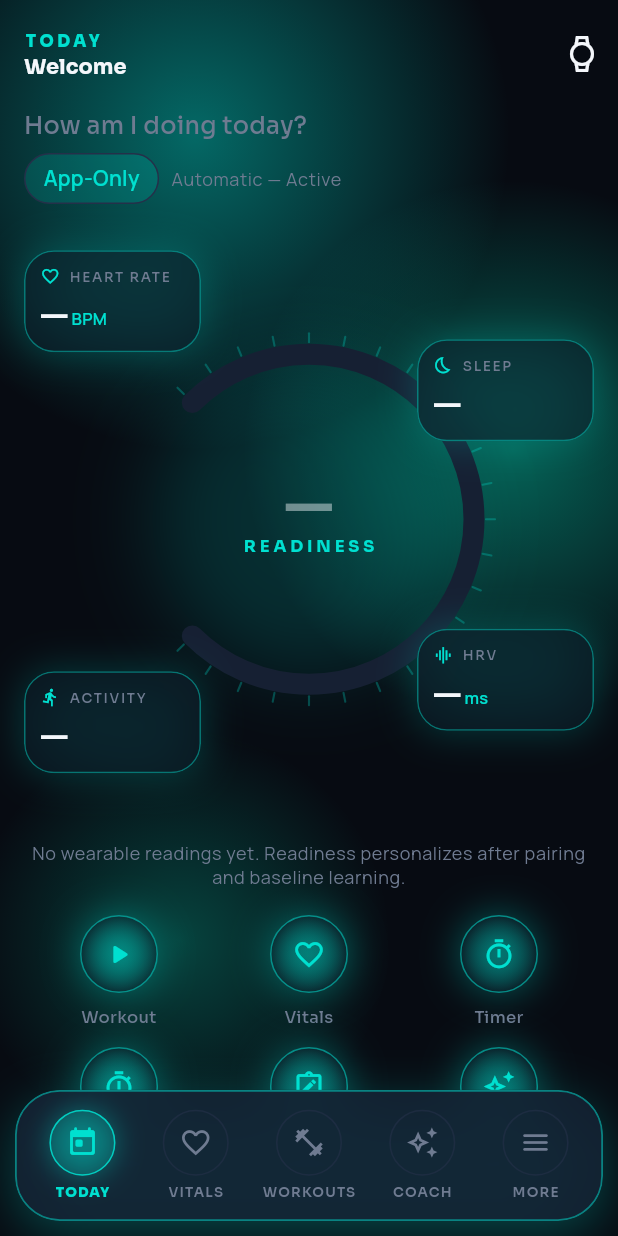
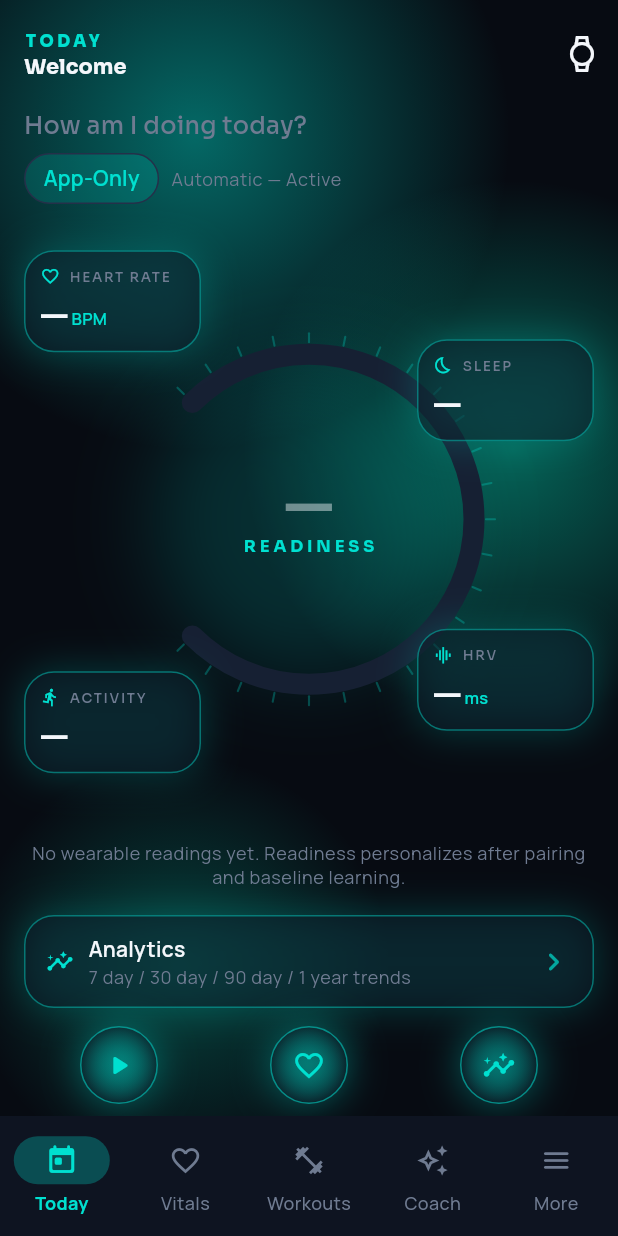
Before and after one commit to hkendale16-create/Vytal-Tek-2, a Flutter app: the ActivityPickerScreen screen opened by its route, after a tap on "Walking", after a tap on "I already have my device", on a phone screen of 412 x 824 dp. Run offline on Flutter 3.47's test engine with Material 3 defaults, Android fonts, the phone set to English and light mode, and no system bars; our stand-ins replace flutter_riverpod, go_router, google_fonts, in_app_purchase, permission_handler, shared_preferences; missing offline and left inert: in_app_purchase_android; accounts and stored records are empty.

Commit message:
Fix Home taps: Analytics on Today and clickable tabs
Glass BackdropFilter was eating pointer events, so Home cards and the dock did not open anything. Remove the filter, use a real NavigationBar, and add an Analytics control on Today that opens /analytics.

Co-authored-by: hkendale16-create <hkendale16-create@users.noreply.github.com>

```diff
--- a/apps/mobile/lib/features/shared/health_ui.dart
+++ b/apps/mobile/lib/features/shared/health_ui.dart
@@ -1,5 +1,4 @@
 import 'dart:math' as math;
-import 'dart:ui';
 
 import 'package:flutter/material.dart';
 
@@ -31,6 +30,10 @@ class GlassPanel extends StatelessWidget {
     return Container(
       decoration: BoxDecoration(
         borderRadius: BorderRadius.circular(20),
+        color: extras.glassFill,
+        border: Border.all(
+          color: edge.withValues(alpha: isDark ? 0.45 : 0.28),
+        ),
         boxShadow: [
           if (glow || isDark)
             BoxShadow(
@@ -46,23 +49,8 @@ class GlassPanel extends StatelessWidget {
             ),
         ],
       ),
-      child: ClipRRect(
-        borderRadius: BorderRadius.circular(20),
-        child: BackdropFilter(
-          filter: ImageFilter.blur(sigmaX: isDark ? 18 : 10, sigmaY: isDark ? 18 : 10),
-          child: Container(
       padding: padding,
-            decoration: BoxDecoration(
-              color: extras.glassFill,
-              borderRadius: BorderRadius.circular(20),
-              border: Border.all(
-                color: edge.withValues(alpha: isDark ? 0.45 : 0.28),
-              ),
-            ),
       child: child,
-          ),
-        ),
-      ),
     );
   }
 }
@@ -263,9 +251,9 @@ class _HudOrb extends StatelessWidget {
   @override
   Widget build(BuildContext context) {
     final extras = context.vytalExtras;
-    return InkWell(
+    return GestureDetector(
+      behavior: HitTestBehavior.opaque,
       onTap: action.onTap,
-      borderRadius: BorderRadius.circular(28),
       child: Column(
         children: [
           Container(
@@ -368,13 +356,10 @@ class HudStrip extends StatelessWidget {
       ),
     );
     if (onTap == null) return child;
-    return Material(
-      color: Colors.transparent,
-      child: InkWell(
+    return GestureDetector(
+      behavior: HitTestBehavior.opaque,
       onTap: onTap,
-        borderRadius: BorderRadius.circular(20),
       child: child,
-      ),
     );
   }
 }
@@ -470,13 +455,10 @@ class ReadinessGauge extends StatelessWidget {
       ),
     );
     if (onTap == null) return gauge;
-    return Material(
-      color: Colors.transparent,
-      child: InkWell(
-        customBorder: const CircleBorder(),
+    return GestureDetector(
+      behavior: HitTestBehavior.opaque,
       onTap: onTap,
       child: gauge,
-      ),
     );
   }
 }
@@ -730,13 +712,10 @@ class MetricHudTile extends StatelessWidget {
       ),
     );
     if (onTap == null) return panel;
-    return Material(
-      color: Colors.transparent,
-      child: InkWell(
-        borderRadius: BorderRadius.circular(20),
+    return GestureDetector(
+      behavior: HitTestBehavior.opaque,
       onTap: onTap,
       child: panel,
-      ),
     );
   }
 }
--- a/apps/mobile/lib/features/shell/app_shell.dart
+++ b/apps/mobile/lib/features/shell/app_shell.dart
@@ -1,40 +1,10 @@
 import 'package:flutter/material.dart';
 import 'package:go_router/go_router.dart';
-
-import 'vytal_hud_dock.dart';
 
 class AppShell extends StatelessWidget {
   const AppShell({super.key, required this.navigationShell});
 
   final StatefulNavigationShell navigationShell;
-
-  static const destinations = [
-    VytalHudDestination(
-      icon: Icons.today_outlined,
-      selectedIcon: Icons.today_rounded,
-      label: 'Today',
-    ),
-    VytalHudDestination(
-      icon: Icons.favorite_outline,
-      selectedIcon: Icons.favorite_rounded,
-      label: 'Vitals',
-    ),
-    VytalHudDestination(
-      icon: Icons.fitness_center_outlined,
-      selectedIcon: Icons.fitness_center_rounded,
-      label: 'Workouts',
-    ),
-    VytalHudDestination(
-      icon: Icons.auto_awesome_outlined,
-      selectedIcon: Icons.auto_awesome,
-      label: 'Coach',
-    ),
-    VytalHudDestination(
-      icon: Icons.menu_rounded,
-      selectedIcon: Icons.menu_open_rounded,
-      label: 'More',
-    ),
-  ];
 
   void _onTap(int index) {
     navigationShell.goBranch(
@@ -47,14 +17,37 @@ class AppShell extends StatelessWidget {
   Widget build(BuildContext context) {
     return Scaffold(
       body: navigationShell,
-      bottomNavigationBar: ColoredBox(
-        color: Theme.of(context).scaffoldBackgroundColor,
-        child: VytalHudDock(
-          key: const Key('vytal-hud-dock'),
-          index: navigationShell.currentIndex,
-          onSelect: _onTap,
-          destinations: destinations,
-        ),
+      bottomNavigationBar: NavigationBar(
+        key: const Key('vytal-hud-dock'),
+        selectedIndex: navigationShell.currentIndex,
+        onDestinationSelected: _onTap,
+        destinations: const [
+          NavigationDestination(
+            icon: Icon(Icons.today_outlined),
+            selectedIcon: Icon(Icons.today_rounded),
+            label: 'Today',
+          ),
+          NavigationDestination(
+            icon: Icon(Icons.favorite_outline),
+            selectedIcon: Icon(Icons.favorite_rounded),
+            label: 'Vitals',
+          ),
+          NavigationDestination(
+            icon: Icon(Icons.fitness_center_outlined),
+            selectedIcon: Icon(Icons.fitness_center_rounded),
+            label: 'Workouts',
+          ),
+          NavigationDestination(
+            icon: Icon(Icons.auto_awesome_outlined),
+            selectedIcon: Icon(Icons.auto_awesome),
+            label: 'Coach',
+          ),
+          NavigationDestination(
+            icon: Icon(Icons.menu_rounded),
+            selectedIcon: Icon(Icons.menu_open_rounded),
+            label: 'More',
+          ),
+        ],
       ),
     );
   }
--- a/apps/mobile/lib/features/shell/vytal_hud_dock.dart
+++ /dev/null
@@ -1,157 +0,0 @@
-import 'dart:ui';
-
-import 'package:flutter/material.dart';
-
-import '../../core/theme/vytal_colors.dart';
-import '../../core/theme/vytal_theme.dart';
-
-class VytalHudDestination {
-  const VytalHudDestination({
-    required this.icon,
-    required this.selectedIcon,
-    required this.label,
-  });
-
-  final IconData icon;
-  final IconData selectedIcon;
-  final String label;
-}
-
-/// Floating glass dock so the 5 product tabs cannot be mistaken for
-/// Material Home / Activity / Sleep / Insights / Profile.
-class VytalHudDock extends StatelessWidget {
-  const VytalHudDock({
-    super.key,
-    required this.index,
-    required this.onSelect,
-    required this.destinations,
-  });
-
-  final int index;
-  final ValueChanged<int> onSelect;
-  final List<VytalHudDestination> destinations;
-
-  @override
-  Widget build(BuildContext context) {
-    final extras = context.vytalExtras;
-    final isDark = Theme.of(context).brightness == Brightness.dark;
-    return Material(
-      color: Colors.transparent,
-      child: Padding(
-        padding: const EdgeInsets.fromLTRB(10, 0, 10, 10),
-        child: DecoratedBox(
-          decoration: BoxDecoration(
-            borderRadius: BorderRadius.circular(30),
-            boxShadow: [
-              BoxShadow(
-                color: VytalColors.teal.withValues(alpha: isDark ? 0.28 : 0.14),
-                blurRadius: 28,
-                offset: const Offset(0, 8),
-              ),
-            ],
-          ),
-          child: ClipRRect(
-            borderRadius: BorderRadius.circular(30),
-            child: BackdropFilter(
-              filter: ImageFilter.blur(sigmaX: 22, sigmaY: 22),
-              child: Container(
-                decoration: BoxDecoration(
-                  color: extras.elevated.withValues(alpha: isDark ? 0.78 : 0.92),
-                  borderRadius: BorderRadius.circular(30),
-                  border: Border.all(
-                    color: VytalColors.teal.withValues(alpha: isDark ? 0.5 : 0.35),
-                    width: 1.2,
-                  ),
-                ),
-                padding: const EdgeInsets.fromLTRB(6, 8, 6, 8),
-                child: Row(
-                  children: [
-                    for (var i = 0; i < destinations.length; i++)
-                      Expanded(
-                        child: _DockItem(
-                          destination: destinations[i],
-                          selected: i == index,
-                          onTap: () => onSelect(i),
-                        ),
-                      ),
-                  ],
-                ),
-              ),
-            ),
-          ),
-        ),
-      ),
-    );
-  }
-}
-
-class _DockItem extends StatelessWidget {
-  const _DockItem({
-    required this.destination,
-    required this.selected,
-    required this.onTap,
-  });
-
-  final VytalHudDestination destination;
-  final bool selected;
-  final VoidCallback onTap;
-
-  @override
-  Widget build(BuildContext context) {
-    final extras = context.vytalExtras;
-    final color = selected ? VytalColors.teal : extras.textMuted;
-    return InkWell(
-      onTap: onTap,
-      borderRadius: BorderRadius.circular(22),
-      child: Padding(
-        padding: const EdgeInsets.symmetric(vertical: 4),
-        child: Column(
-          mainAxisSize: MainAxisSize.min,
-          children: [
-            AnimatedContainer(
-              duration: const Duration(milliseconds: 180),
-              width: 44,
-              height: 44,
-              decoration: BoxDecoration(
-                shape: BoxShape.circle,
-                color: selected
-                    ? VytalColors.teal.withValues(alpha: 0.16)
-                    : Colors.transparent,
-                border: Border.all(
-                  color: selected
-                      ? VytalColors.teal.withValues(alpha: 0.85)
-                      : extras.border.withValues(alpha: 0.6),
-                ),
-                boxShadow: selected
-                    ? [
-                        BoxShadow(
-                          color: VytalColors.teal.withValues(alpha: 0.4),
-                          blurRadius: 16,
-                        ),
-                      ]
-                    : null,
-              ),
-              child: Icon(
-                selected ? destination.selectedIcon : destination.icon,
-                color: color,
-                size: 22,
-              ),
-            ),
-            const SizedBox(height: 4),
-            Text(
-              destination.label.toUpperCase(),
-              maxLines: 1,
-              overflow: TextOverflow.ellipsis,
-              style: Theme.of(context).textTheme.labelSmall?.copyWith(
-                    color: color,
-                    fontWeight: selected ? FontWeight.w800 : FontWeight.w600,
-                    letterSpacing: 0.8,
-                    fontSize: 9,
-                  ),
-            ),
-          ],
-        ),
-      ),
-    );
-  }
-}
--- a/apps/mobile/lib/features/today/today_screen.dart
+++ b/apps/mobile/lib/features/today/today_screen.dart
@@ -227,6 +227,13 @@ class TodayScreen extends ConsumerWidget {
                             ),
                           ),
                           const SizedBox(height: 18),
+                          HudStrip(
+                            icon: Icons.insights_outlined,
+                            title: 'Analytics',
+                            subtitle: '7 day / 30 day / 90 day / 1 year trends',
+                            onTap: () => context.push('/analytics'),
+                          ),
+                          const SizedBox(height: 12),
                           HudActionRail(
                             actions: [
                               HudAction(
@@ -240,6 +247,11 @@ class TodayScreen extends ConsumerWidget {
                                 onTap: () => context.go('/vitals'),
                               ),
                               HudAction(
+                                icon: Icons.insights_outlined,
+                                label: 'Analytics',
+                                onTap: () => context.push('/analytics'),
+                              ),
+                              HudAction(
                                 icon: Icons.timer_outlined,
                                 label: 'Timer',
                                 onTap: () => context.push('/timers/countdown'),
@@ -248,11 +260,6 @@ class TodayScreen extends ConsumerWidget {
                                 icon: Icons.timer_outlined,
                                 label: 'Stopwatch',
                                 onTap: () => context.push('/timers/stopwatch'),
-                              ),
-                              HudAction(
-                                icon: Icons.note_alt_outlined,
-                                label: 'Note',
-                                onTap: () => context.push('/notes'),
                               ),
                               HudAction(
                                 icon: Icons.auto_awesome_outlined,
```
Also changed, not shown: 2 other files. Lines whose indentation alone changed are shown as unchanged.
